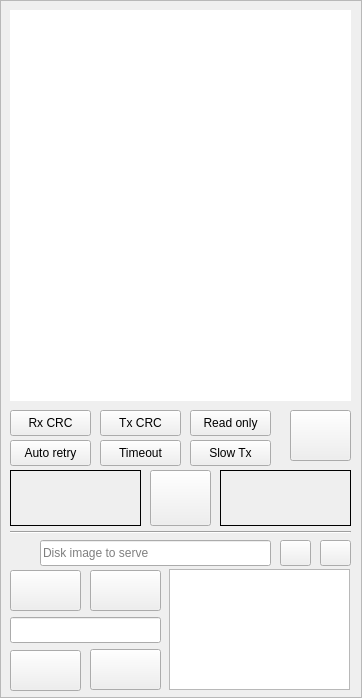
louthrax/MSXJIO, file server/MainWindow.ui: the form before one commit.
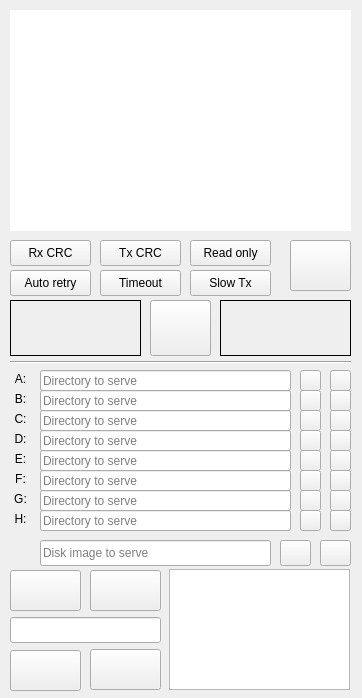
The form after the commit. Icons and pictures are not drawn.

Diff of the .ui file:
```diff
--- a/server/MainWindow.ui
+++ b/server/MainWindow.ui
@@ -46,10 +46,10 @@
     <item>
      <widget class="QFrame" name="frame">
       <property name="frameShape">
-       <enum>QFrame::Shape::StyledPanel</enum>
+       <enum>QFrame::Shape::NoFrame</enum>
       </property>
-      <property name="frameShadow">
-       <enum>QFrame::Shadow::Raised</enum>
+      <property name="lineWidth">
+       <number>0</number>
       </property>
       <widget class="QPushButton" name="fileSelectPushButton">
        <property name="geometry">
@@ -75,7 +75,7 @@
        <property name="geometry">
         <rect>
          <x>150</x>
-         <y>470</y>
+         <y>300</y>
          <width>61</width>
          <height>56</height>
         </rect>
@@ -124,7 +124,7 @@
        <property name="geometry">
         <rect>
          <x>10</x>
-         <y>470</y>
+         <y>300</y>
          <width>131</width>
          <height>56</height>
         </rect>
@@ -143,7 +143,7 @@
        <property name="geometry">
         <rect>
          <x>220</x>
-         <y>470</y>
+         <y>300</y>
          <width>131</width>
          <height>56</height>
         </rect>
@@ -177,14 +177,14 @@
          <x>10</x>
          <y>10</y>
          <width>341</width>
-         <height>391</height>
+         <height>221</height>
         </rect>
        </property>
        <property name="frameShape">
         <enum>QFrame::Shape::NoFrame</enum>
        </property>
        <property name="horizontalScrollBarPolicy">
-        <enum>Qt::ScrollBarPolicy::ScrollBarAlwaysOff</enum>
+        <enum>Qt::ScrollBarPolicy::ScrollBarAsNeeded</enum>
        </property>
        <property name="lineWrapMode">
         <enum>QPlainTextEdit::LineWrapMode::NoWrap</enum>
@@ -252,7 +252,7 @@
        <property name="geometry">
         <rect>
          <x>10</x>
-         <y>530</y>
+         <y>360</y>
          <width>341</width>
          <height>4</height>
         </rect>
@@ -288,7 +288,7 @@
        <property name="geometry">
         <rect>
          <x>290</x>
-         <y>410</y>
+         <y>240</y>
          <width>61</width>
          <height>51</height>
         </rect>
@@ -340,7 +340,7 @@
        <property name="geometry">
         <rect>
          <x>10</x>
-         <y>410</y>
+         <y>240</y>
          <width>81</width>
          <height>26</height>
         </rect>
@@ -356,7 +356,7 @@
        <property name="geometry">
         <rect>
          <x>100</x>
-         <y>410</y>
+         <y>240</y>
          <width>81</width>
          <height>26</height>
         </rect>
@@ -372,7 +372,7 @@
        <property name="geometry">
         <rect>
          <x>10</x>
-         <y>440</y>
+         <y>270</y>
          <width>81</width>
          <height>26</height>
         </rect>
@@ -388,7 +388,7 @@
        <property name="geometry">
         <rect>
          <x>100</x>
-         <y>440</y>
+         <y>270</y>
          <width>81</width>
          <height>26</height>
         </rect>
@@ -404,7 +404,7 @@
        <property name="geometry">
         <rect>
          <x>190</x>
-         <y>410</y>
+         <y>240</y>
          <width>81</width>
          <height>26</height>
         </rect>
@@ -456,7 +456,7 @@
        <property name="geometry">
         <rect>
          <x>190</x>
-         <y>440</y>
+         <y>270</y>
          <width>81</width>
          <height>26</height>
         </rect>
@@ -468,6 +468,558 @@
         <bool>true</bool>
        </property>
       </widget>
+      <widget class="QLineEdit" name="directoryPathLineEdit_DriveA">
+       <property name="geometry">
+        <rect>
+         <x>40</x>
+         <y>370</y>
+         <width>251</width>
+         <height>21</height>
+        </rect>
+       </property>
+       <property name="placeholderText">
+        <string>Directory to serve</string>
+       </property>
+      </widget>
+      <widget class="QLineEdit" name="directoryPathLineEdit_DriveD">
+       <property name="geometry">
+        <rect>
+         <x>40</x>
+         <y>430</y>
+         <width>251</width>
+         <height>21</height>
+        </rect>
+       </property>
+       <property name="placeholderText">
+        <string>Directory to serve</string>
+       </property>
+      </widget>
+      <widget class="QLineEdit" name="directoryPathLineEdit_DriveB">
+       <property name="geometry">
+        <rect>
+         <x>40</x>
+         <y>390</y>
+         <width>251</width>
+         <height>21</height>
+        </rect>
+       </property>
+       <property name="placeholderText">
+        <string>Directory to serve</string>
+       </property>
+      </widget>
+      <widget class="QLineEdit" name="directoryPathLineEdit_DriveC">
+       <property name="geometry">
+        <rect>
+         <x>40</x>
+         <y>410</y>
+         <width>251</width>
+         <height>21</height>
+        </rect>
+       </property>
+       <property name="placeholderText">
+        <string>Directory to serve</string>
+       </property>
+      </widget>
+      <widget class="QLineEdit" name="directoryPathLineEdit_DriveE">
+       <property name="geometry">
+        <rect>
+         <x>40</x>
+         <y>450</y>
+         <width>251</width>
+         <height>21</height>
+        </rect>
+       </property>
+       <property name="placeholderText">
+        <string>Directory to serve</string>
+       </property>
+      </widget>
+      <widget class="QLineEdit" name="directoryPathLineEdit_DriveF">
+       <property name="geometry">
+        <rect>
+         <x>40</x>
+         <y>470</y>
+         <width>251</width>
+         <height>21</height>
+        </rect>
+       </property>
+       <property name="placeholderText">
+        <string>Directory to serve</string>
+       </property>
+      </widget>
+      <widget class="QLineEdit" name="directoryPathLineEdit_DriveG">
+       <property name="geometry">
+        <rect>
+         <x>40</x>
+         <y>490</y>
+         <width>251</width>
+         <height>21</height>
+        </rect>
+       </property>
+       <property name="placeholderText">
+        <string>Directory to serve</string>
+       </property>
+      </widget>
+      <widget class="QLineEdit" name="directoryPathLineEdit_DriveH">
+       <property name="geometry">
+        <rect>
+         <x>40</x>
+         <y>510</y>
+         <width>251</width>
+         <height>21</height>
+        </rect>
+       </property>
+       <property name="placeholderText">
+        <string>Directory to serve</string>
+       </property>
+      </widget>
+      <widget class="QLabel" name="label_DriveA">
+       <property name="geometry">
+        <rect>
+         <x>10</x>
+         <y>370</y>
+         <width>21</width>
+         <height>17</height>
+        </rect>
+       </property>
+       <property name="text">
+        <string>A:</string>
+       </property>
+       <property name="alignment">
+        <set>Qt::AlignmentFlag::AlignCenter</set>
+       </property>
+      </widget>
+      <widget class="QLabel" name="label_DriveB">
+       <property name="geometry">
+        <rect>
+         <x>10</x>
+         <y>390</y>
+         <width>21</width>
+         <height>17</height>
+        </rect>
+       </property>
+       <property name="text">
+        <string>B:</string>
+       </property>
+       <property name="alignment">
+        <set>Qt::AlignmentFlag::AlignCenter</set>
+       </property>
+      </widget>
+      <widget class="QLabel" name="label_DriveC">
+       <property name="geometry">
+        <rect>
+         <x>10</x>
+         <y>410</y>
+         <width>21</width>
+         <height>17</height>
+        </rect>
+       </property>
+       <property name="text">
+        <string>C:</string>
+       </property>
+       <property name="alignment">
+        <set>Qt::AlignmentFlag::AlignCenter</set>
+       </property>
+      </widget>
+      <widget class="QLabel" name="label_DriveD">
+       <property name="geometry">
+        <rect>
+         <x>10</x>
+         <y>430</y>
+         <width>21</width>
+         <height>17</height>
+        </rect>
+       </property>
+       <property name="text">
+        <string>D:</string>
+       </property>
+       <property name="alignment">
+        <set>Qt::AlignmentFlag::AlignCenter</set>
+       </property>
+      </widget>
+      <widget class="QLabel" name="label_DriveE">
+       <property name="geometry">
+        <rect>
+         <x>10</x>
+         <y>450</y>
+         <width>21</width>
+         <height>17</height>
+        </rect>
+       </property>
+       <property name="text">
+        <string>E:</string>
+       </property>
+       <property name="alignment">
+        <set>Qt::AlignmentFlag::AlignCenter</set>
+       </property>
+      </widget>
+      <widget class="QLabel" name="label_DriveF">
+       <property name="geometry">
+        <rect>
+         <x>10</x>
+         <y>470</y>
+         <width>21</width>
+         <height>17</height>
+        </rect>
+       </property>
+       <property name="text">
+        <string>F:</string>
+       </property>
+       <property name="alignment">
+        <set>Qt::AlignmentFlag::AlignCenter</set>
+       </property>
+      </widget>
+      <widget class="QLabel" name="label_DriveG">
+       <property name="geometry">
+        <rect>
+         <x>10</x>
+         <y>490</y>
+         <width>21</width>
+         <height>17</height>
+        </rect>
+       </property>
+       <property name="text">
+        <string>G:</string>
+       </property>
+       <property name="alignment">
+        <set>Qt::AlignmentFlag::AlignCenter</set>
+       </property>
+      </widget>
+      <widget class="QLabel" name="label_DriveH">
+       <property name="geometry">
+        <rect>
+         <x>10</x>
+         <y>510</y>
+         <width>21</width>
+         <height>17</height>
+        </rect>
+       </property>
+       <property name="text">
+        <string>H:</string>
+       </property>
+       <property name="alignment">
+        <set>Qt::AlignmentFlag::AlignCenter</set>
+       </property>
+      </widget>
+      <widget class="QPushButton" name="fileSelectDriveA_PushButton">
+       <property name="geometry">
+        <rect>
+         <x>300</x>
+         <y>370</y>
+         <width>21</width>
+         <height>21</height>
+        </rect>
+       </property>
+       <property name="icon">
+        <iconset resource="Icons.qrc">
+         <normaloff>:/icons/openFile.svg</normaloff>:/icons/openFile.svg</iconset>
+       </property>
+       <property name="iconSize">
+        <size>
+         <width>16</width>
+         <height>16</height>
+        </size>
+       </property>
+      </widget>
+      <widget class="QPushButton" name="fileSelectDriveB_PushButton">
+       <property name="geometry">
+        <rect>
+         <x>300</x>
+         <y>390</y>
+         <width>21</width>
+         <height>21</height>
+        </rect>
+       </property>
+       <property name="icon">
+        <iconset resource="Icons.qrc">
+         <normaloff>:/icons/openFile.svg</normaloff>:/icons/openFile.svg</iconset>
+       </property>
+       <property name="iconSize">
+        <size>
+         <width>16</width>
+         <height>16</height>
+        </size>
+       </property>
+      </widget>
+      <widget class="QPushButton" name="fileSelectDriveC_PushButton">
+       <property name="geometry">
+        <rect>
+         <x>300</x>
+         <y>410</y>
+         <width>21</width>
+         <height>21</height>
+        </rect>
+       </property>
+       <property name="icon">
+        <iconset resource="Icons.qrc">
+         <normaloff>:/icons/openFile.svg</normaloff>:/icons/openFile.svg</iconset>
+       </property>
+       <property name="iconSize">
+        <size>
+         <width>16</width>
+         <height>16</height>
+        </size>
+       </property>
+      </widget>
+      <widget class="QPushButton" name="fileSelectDriveD_PushButton">
+       <property name="geometry">
+        <rect>
+         <x>300</x>
+         <y>430</y>
+         <width>21</width>
+         <height>21</height>
+        </rect>
+       </property>
+       <property name="icon">
+        <iconset resource="Icons.qrc">
+         <normaloff>:/icons/openFile.svg</normaloff>:/icons/openFile.svg</iconset>
+       </property>
+       <property name="iconSize">
+        <size>
+         <width>16</width>
+         <height>16</height>
+        </size>
+       </property>
+      </widget>
+      <widget class="QPushButton" name="fileSelectDriveE_PushButton">
+       <property name="geometry">
+        <rect>
+         <x>300</x>
+         <y>450</y>
+         <width>21</width>
+         <height>21</height>
+        </rect>
+       </property>
+       <property name="icon">
+        <iconset resource="Icons.qrc">
+         <normaloff>:/icons/openFile.svg</normaloff>:/icons/openFile.svg</iconset>
+       </property>
+       <property name="iconSize">
+        <size>
+         <width>16</width>
+         <height>16</height>
+        </size>
+       </property>
+      </widget>
+      <widget class="QPushButton" name="fileSelectDriveF_PushButton">
+       <property name="geometry">
+        <rect>
+         <x>300</x>
+         <y>470</y>
+         <width>21</width>
+         <height>21</height>
+        </rect>
+       </property>
+       <property name="icon">
+        <iconset resource="Icons.qrc">
+         <normaloff>:/icons/openFile.svg</normaloff>:/icons/openFile.svg</iconset>
+       </property>
+       <property name="iconSize">
+        <size>
+         <width>16</width>
+         <height>16</height>
+        </size>
+       </property>
+      </widget>
+      <widget class="QPushButton" name="fileSelectDriveG_PushButton">
+       <property name="geometry">
+        <rect>
+         <x>300</x>
+         <y>490</y>
+         <width>21</width>
+         <height>21</height>
+        </rect>
+       </property>
+       <property name="icon">
+        <iconset resource="Icons.qrc">
+         <normaloff>:/icons/openFile.svg</normaloff>:/icons/openFile.svg</iconset>
+       </property>
+       <property name="iconSize">
+        <size>
+         <width>16</width>
+         <height>16</height>
+        </size>
+       </property>
+      </widget>
+      <widget class="QPushButton" name="fileSelectDriveH_PushButton">
+       <property name="geometry">
+        <rect>
+         <x>300</x>
+         <y>510</y>
+         <width>21</width>
+         <height>21</height>
+        </rect>
+       </property>
+       <property name="icon">
+        <iconset resource="Icons.qrc">
+         <normaloff>:/icons/openFile.svg</normaloff>:/icons/openFile.svg</iconset>
+       </property>
+       <property name="iconSize">
+        <size>
+         <width>16</width>
+         <height>16</height>
+        </size>
+       </property>
+      </widget>
+      <widget class="QPushButton" name="fileEjectDriveA_PushButton">
+       <property name="geometry">
+        <rect>
+         <x>330</x>
+         <y>370</y>
+         <width>21</width>
+         <height>21</height>
+        </rect>
+       </property>
+       <property name="icon">
+        <iconset resource="Icons.qrc">
+         <normaloff>:/icons/eject.svg</normaloff>:/icons/eject.svg</iconset>
+       </property>
+       <property name="iconSize">
+        <size>
+         <width>16</width>
+         <height>16</height>
+        </size>
+       </property>
+      </widget>
+      <widget class="QPushButton" name="fileEjectDriveB_PushButton">
+       <property name="geometry">
+        <rect>
+         <x>330</x>
+         <y>390</y>
+         <width>21</width>
+         <height>21</height>
+        </rect>
+       </property>
+       <property name="icon">
+        <iconset resource="Icons.qrc">
+         <normaloff>:/icons/eject.svg</normaloff>:/icons/eject.svg</iconset>
+       </property>
+       <property name="iconSize">
+        <size>
+         <width>16</width>
+         <height>16</height>
+        </size>
+       </property>
+      </widget>
+      <widget class="QPushButton" name="fileEjectDriveC_PushButton">
+       <property name="geometry">
+        <rect>
+         <x>330</x>
+         <y>410</y>
+         <width>21</width>
+         <height>21</height>
+        </rect>
+       </property>
+       <property name="icon">
+        <iconset resource="Icons.qrc">
+         <normaloff>:/icons/eject.svg</normaloff>:/icons/eject.svg</iconset>
+       </property>
+       <property name="iconSize">
+        <size>
+         <width>16</width>
+         <height>16</height>
+        </size>
+       </property>
+      </widget>
+      <widget class="QPushButton" name="fileEjectDriveD_PushButton">
+       <property name="geometry">
+        <rect>
+         <x>330</x>
+         <y>430</y>
+         <width>21</width>
+         <height>21</height>
+        </rect>
+       </property>
+       <property name="icon">
+        <iconset resource="Icons.qrc">
+         <normaloff>:/icons/eject.svg</normaloff>:/icons/eject.svg</iconset>
+       </property>
+       <property name="iconSize">
+        <size>
+         <width>16</width>
+         <height>16</height>
+        </size>
+       </property>
+      </widget>
+      <widget class="QPushButton" name="fileEjectDriveE_PushButton">
+       <property name="geometry">
+        <rect>
+         <x>330</x>
+         <y>450</y>
+         <width>21</width>
+         <height>21</height>
+        </rect>
+       </property>
+       <property name="icon">
+        <iconset resource="Icons.qrc">
+         <normaloff>:/icons/eject.svg</normaloff>:/icons/eject.svg</iconset>
+       </property>
+       <property name="iconSize">
+        <size>
+         <width>16</width>
+         <height>16</height>
+        </size>
+       </property>
+      </widget>
+      <widget class="QPushButton" name="fileEjectDriveF_PushButton">
+       <property name="geometry">
+        <rect>
+         <x>330</x>
+         <y>470</y>
+         <width>21</width>
+         <height>21</height>
+        </rect>
+       </property>
+       <property name="icon">
+        <iconset resource="Icons.qrc">
+         <normaloff>:/icons/eject.svg</normaloff>:/icons/eject.svg</iconset>
+       </property>
+       <property name="iconSize">
+        <size>
+         <width>16</width>
+         <height>16</height>
+        </size>
+       </property>
+      </widget>
+      <widget class="QPushButton" name="fileEjectDriveG_PushButton">
+       <property name="geometry">
+        <rect>
+         <x>330</x>
+         <y>490</y>
+         <width>21</width>
+         <height>21</height>
+        </rect>
+       </property>
+       <property name="icon">
+        <iconset resource="Icons.qrc">
+         <normaloff>:/icons/eject.svg</normaloff>:/icons/eject.svg</iconset>
+       </property>
+       <property name="iconSize">
+        <size>
+         <width>16</width>
+         <height>16</height>
+        </size>
+       </property>
+      </widget>
+      <widget class="QPushButton" name="fileEjectDriveH_PushButton">
+       <property name="geometry">
+        <rect>
+         <x>330</x>
+         <y>510</y>
+         <width>21</width>
+         <height>21</height>
+        </rect>
+       </property>
+       <property name="icon">
+        <iconset resource="Icons.qrc">
+         <normaloff>:/icons/eject.svg</normaloff>:/icons/eject.svg</iconset>
+       </property>
+       <property name="iconSize">
+        <size>
+         <width>16</width>
+         <height>16</height>
+        </size>
+       </property>
+      </widget>
      </widget>
     </item>
    </layout>
```
